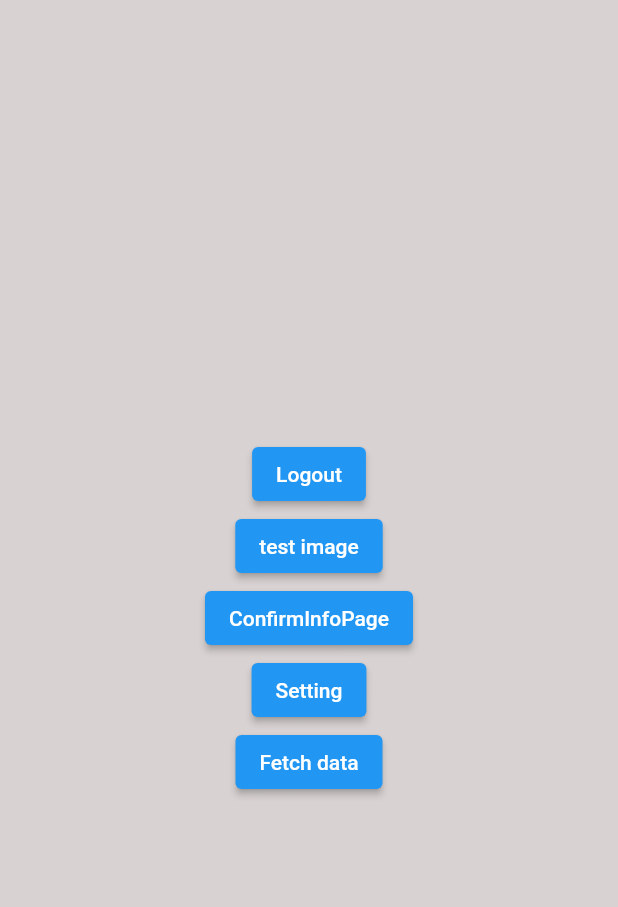
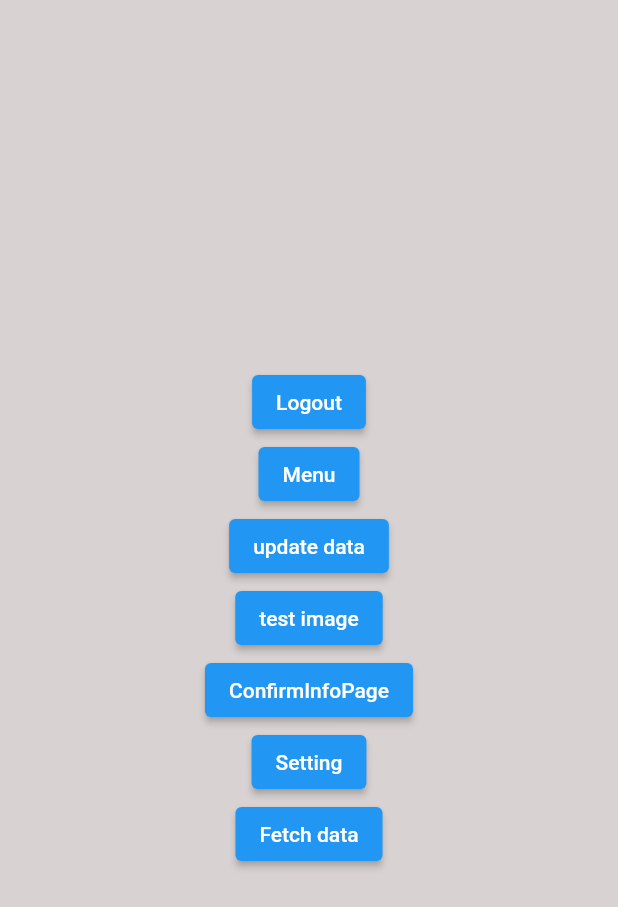
Before and after one commit to AliAl-Muhaisen/RestoClick_Restaurant_owner, a Flutter app: the HomePage screen opened by its route, on a phone screen of 412 x 824 dp. Shown: the top 907 px of the screen. Run offline on Flutter 3.47's test engine with Material 2 defaults, Android fonts, the light colour scheme and no system bars; our stand-ins replace easy_localization, firebase_core, firebase_storage, flutter_dotenv, image_picker, shared_preferences; accounts and stored records are empty.

```diff
--- a/lib/models/http/auth.dart
+++ b/lib/models/http/auth.dart
@@ -227,7 +227,11 @@ class Auth with ChangeNotifier {
           "userName": name,
           "email": email,
           "phoneNumber": phoneNumber,
-          "restaurantInfo": {"isActive": "false", "name": "", "address": ""}
+          "restaurantInfo": {
+            "isActive": "false",
+            "name": "",
+            "address": "",
+          }
         },
       );
       final response = await http.put(url, body: body);
--- a/lib/models/http/firebaseStorage.dart
+++ b/lib/models/http/firebaseStorage.dart
@@ -14,7 +14,7 @@ class FirebaseStorage {
 
   FirebaseStorage._internal();
 
-  Future<void> uploadImage(File file) async {
+  Future<void> uploadImage(File file,String fileName) async {
     log('------------------- *-* -_- ^-^ ^_^ <-_-> ');
 
     file = createFile(file);
@@ -29,7 +29,7 @@ class FirebaseStorage {
        throw Error();
       }
       await storage
-          .ref('${FileDirectory.restaurantRegistration.toShortString()}/${userData['userId']}/${file.path.split('/').last}')
+          .ref('${FileDirectory.restaurantRegistration.toShortString()}/${userData['userId']}/$fileName')
           .putFile(file);
 
     } catch (error) {
--- a/lib/models/screen.dart
+++ b/lib/models/screen.dart
@@ -1,6 +1,7 @@
 
 
 import 'package:restaurant_owner_app/screens/auth/confirmInfo.dart';
+import 'package:restaurant_owner_app/screens/restaurant/Menu.dart';
 import 'package:restaurant_owner_app/screens/test.dart';
 
 import '/screens/homePage.dart';
@@ -28,6 +29,7 @@ class Screen {
     SplashPage.routeName: (context) => SplashPage(),
     Test.routeName: (context) => const Test(),
     ConfirmInfoPage.routeName:(context) => const ConfirmInfoPage(),
+    Menu.routeName:(context) => const Menu(),
     // AccountSettingPage.routeName: (context) => AccountSettingPage(),
     // EditAccount.routeName: (context) => EditAccount()
   };
--- a/lib/screens/homePage.dart
+++ b/lib/screens/homePage.dart
@@ -1,7 +1,9 @@
 import 'dart:convert';
 import 'dart:developer';
 
+import 'package:restaurant_owner_app/models/restaurant.dart';
 import 'package:restaurant_owner_app/screens/auth/confirmInfo.dart';
+import 'package:restaurant_owner_app/screens/restaurant/Menu.dart';
 import 'package:restaurant_owner_app/screens/test.dart';
 
 import '/models/screen.dart';
@@ -35,13 +37,27 @@ class _HomePageState extends State<HomePage> {
               },
               child: const Text("Logout"),
             ),
+
+            ElevatedButton(
+              onPressed: () async {
+                Screen().pushNamed(context, Menu.routeName);
+              },
+              child: const Text("Menu"),
+            ),
+            ElevatedButton(
+              onPressed: () async {
+               Restaurant restaurant=Restaurant();
+              //  restaurant.updateRestaurantInfo();
+              },
+              child: const Text("update data"),
+            ),
             ElevatedButton(
               onPressed: () {
                 Screen().pushNamed(context, Test.routeName);
               },
               child: const Text('test image'),
             ),
-             ElevatedButton(
+            ElevatedButton(
               onPressed: () {
                 Screen().pushNamed(context, ConfirmInfoPage.routeName);
               },
@@ -49,7 +65,6 @@ class _HomePageState extends State<HomePage> {
             ),
             ElevatedButton(
               onPressed: () {
-                //  Screen().pushNamed(context,AccountSettingPage.routeName);
                 log('Setting');
               },
               child: const Text("Setting"),
@@ -59,8 +74,7 @@ class _HomePageState extends State<HomePage> {
                 final prefs = await SharedPreferences.getInstance();
                 final extractedUserData = await json.decode(
                     prefs.getString(Auth.authUserInfo).toString()) as Map;
-                // final token = await extractedUserData['token'] as String?;
-                // final userId = await extractedUserData['userId'] as String?;
+
                 final data = await Provider.of<Auth>(context, listen: false)
                     .getUserInfo();
                 //  final s=await Provider.of<Auth>(context, listen: false).saveAauthUserInfoInLocalStorage(data);
--- /dev/null
+++ b/lib/screens/restaurant/Menu.dart
@@ -0,0 +1,18 @@
+import 'package:flutter/material.dart';
+
+class Menu extends StatefulWidget {
+  static const routeName='/Menu';
+  const Menu({Key? key}) : super(key: key);
+
+  @override
+  State<Menu> createState() => _MenuState();
+}
+
+class _MenuState extends State<Menu> {
+  @override
+  Widget build(BuildContext context) {
+    return const Scaffold(
+      body: Center(child: Text("Hiiiiiiiiiiiiiii")),
+    );
+  }
+}
--- a/lib/screens/test.dart
+++ b/lib/screens/test.dart
@@ -31,7 +31,7 @@ class _TestState extends State<Test> {
 
   Future<void> imageUpload() async {
     // FirebaseStorage.uploadImage(file);
-    FirebaseStorage().uploadImage(file!);
+    FirebaseStorage().uploadImage(file!,"test");
     // if (file == null) return;
     //  firebase_storage.FirebaseStorage storage=firebase_storage.FirebaseStorage.instance;
     // String imageBase = base64Encode(file!.readAsBytesSync());
```
Also changed, not shown: lib/models/restaurant.dart (+26 -0 lines), lib/models/restaurant/restaurantMenu.dart (+40 -0 lines), lib/screens/auth/confirmInfo.dart (+11 -4 lines).
